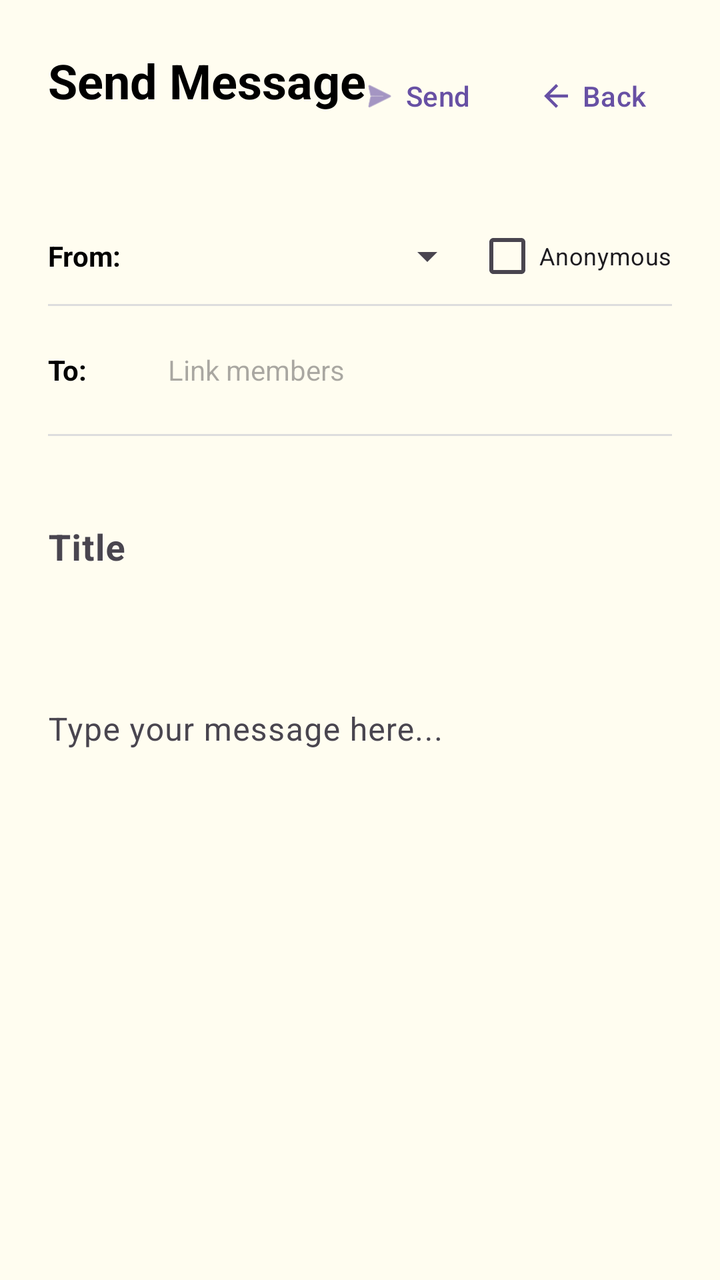
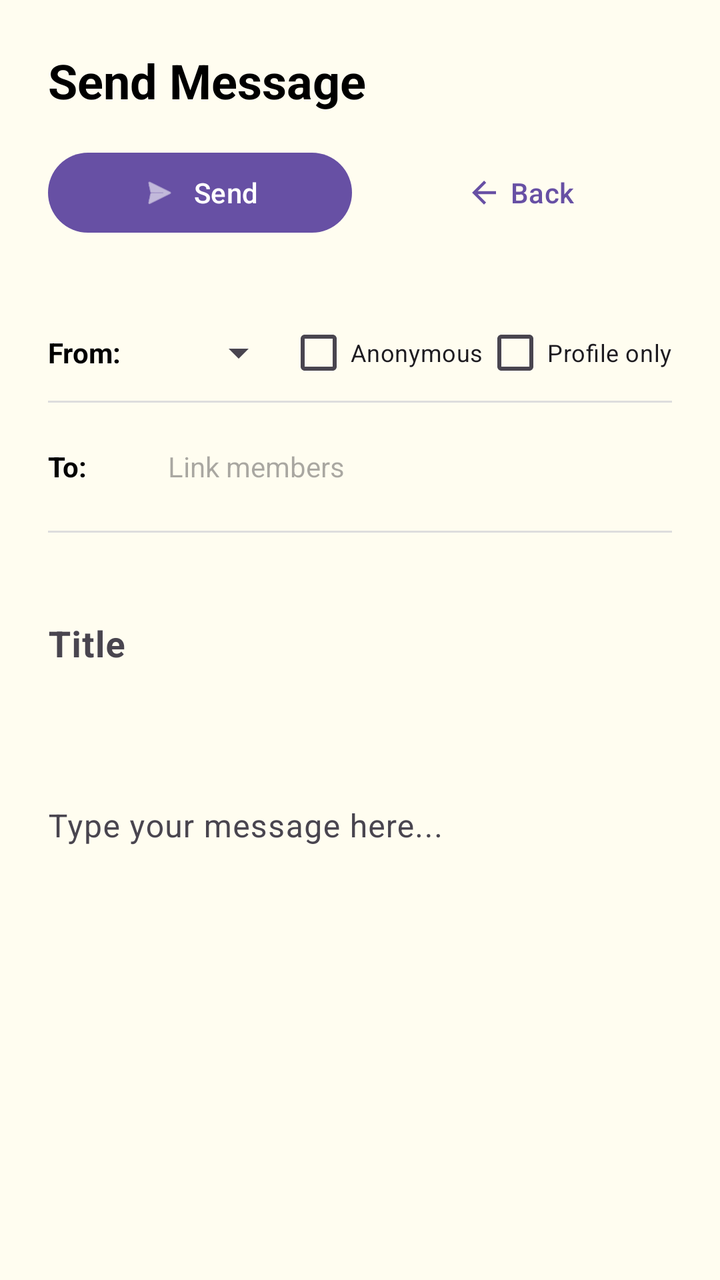

Before-and-after screenshots of an Android layout around one commit, followed by the original layout XML and the change that was made.
<!-- AndroidManifest.xml: application theme Theme.PluralApp001 -->
<!-- res/layout/activity_send_message.xml -->
<?xml version="1.0" encoding="utf-8"?>
<androidx.constraintlayout.widget.ConstraintLayout xmlns:android="http://schemas.android.com/apk/res/android"
    xmlns:app="http://schemas.android.com/apk/res-auto"
    android:layout_width="match_parent"
    android:layout_height="match_parent"
    android:fitsSystemWindows="true"
    android:background="#FFFDF0">

    <LinearLayout
        android:layout_width="match_parent"
        android:layout_height="match_parent"
        android:orientation="vertical"
        android:paddingTop="24dp"
        android:paddingStart="24dp"
        android:paddingEnd="24dp"
        android:paddingBottom="24dp">

        <RelativeLayout
            android:layout_width="match_parent"
            android:layout_height="wrap_content"
            android:layout_marginBottom="16dp">

            <TextView
                android:id="@+id/titleSendMessage"
                android:layout_width="wrap_content"
                android:layout_height="wrap_content"
                android:text="@string/dialog_send_message_title"
                android:textSize="24sp"
                android:textStyle="bold"
                android:textColor="@color/black" />

            <LinearLayout
                android:layout_width="wrap_content"
                android:layout_height="wrap_content"
                android:layout_alignParentEnd="true"
                android:orientation="horizontal"
                android:gravity="center_vertical">

                <Button
                    android:id="@+id/btnSend"
                    style="@style/Widget.Material3.Button.TextButton"
                    android:layout_width="wrap_content"
                    android:layout_height="wrap_content"
                    android:minWidth="80dp"
                    android:layout_marginEnd="8dp"
                    app:icon="@android:drawable/ic_menu_send"
                    app:iconGravity="textStart"
                    android:text="@string/action_send" />

                <Button
                    android:id="@+id/btnSendMessageBack"
                    style="@style/Widget.Material3.Button.TextButton"
                    android:layout_width="wrap_content"
                    android:layout_height="wrap_content"
                    android:minWidth="80dp"
                    app:icon="@drawable/abc_ic_ab_back_material"
                    app:iconGravity="textStart"
                    android:text="@string/back" />
            </LinearLayout>
        </RelativeLayout>

        <androidx.core.widget.NestedScrollView
            android:layout_width="match_parent"
            android:layout_height="0dp"
            android:layout_weight="1">

            <LinearLayout
                android:layout_width="match_parent"
                android:layout_height="wrap_content"
                android:orientation="vertical">

                
                <LinearLayout
                    android:layout_width="match_parent"
                    android:layout_height="wrap_content"
                    android:orientation="horizontal"
                    android:gravity="center_vertical"
                    android:layout_marginTop="16dp">

                    <TextView
                        android:layout_width="60dp"
                        android:layout_height="wrap_content"
                        android:text="@string/label_from"
                        android:textSize="14sp"
                        android:textStyle="bold"
                        android:textColor="@color/black" />

                    <Spinner
                        android:id="@+id/spinnerFrom"
                        android:layout_width="0dp"
                        android:layout_height="48dp"
                        android:layout_weight="1" />

                    <CheckBox
                        android:id="@+id/cbAnonymous"
                        android:layout_width="wrap_content"
                        android:layout_height="wrap_content"
                        android:text="@string/action_anonymous"
                        android:textSize="12sp" />
                </LinearLayout>

                <View
                    android:layout_width="match_parent"
                    android:layout_height="1dp"
                    android:background="#DDDDDD" />

                
                <LinearLayout
                    android:id="@+id/toFieldContainer"
                    android:layout_width="match_parent"
                    android:layout_height="wrap_content"
                    android:orientation="vertical"
                    android:paddingTop="8dp"
                    android:paddingBottom="8dp"
                    android:clickable="true"
                    android:focusable="true"
                    android:background="?attr/selectableItemBackground">

                    <LinearLayout
                        android:layout_width="match_parent"
                        android:layout_height="wrap_content"
                        android:orientation="horizontal"
                        android:gravity="center_vertical">

                        <TextView
                            android:layout_width="60dp"
                            android:layout_height="wrap_content"
                            android:text="@string/label_to"
                            android:textSize="14sp"
                            android:textStyle="bold"
                            android:textColor="@color/black" />

                        <TextView
                            android:id="@+id/tvSelectedTargets"
                            android:layout_width="match_parent"
                            android:layout_height="wrap_content"
                            android:minHeight="48dp"
                            android:gravity="center_vertical"
                            android:textSize="14sp"
                            android:hint="@string/action_link_members"
                            android:text=""
                            android:textColor="@color/black" />
                    </LinearLayout>
                </LinearLayout>

                <View
                    android:layout_width="match_parent"
                    android:layout_height="1dp"
                    android:background="#DDDDDD" />

                
                <com.google.android.material.textfield.TextInputLayout
                    android:id="@+id/layoutMessageTitle"
                    android:layout_width="match_parent"
                    android:layout_height="wrap_content"
                    android:layout_marginTop="16dp"
                    android:hint="@string/hint_note_title"
                    app:boxBackgroundMode="none"
                    app:boxStrokeWidth="0dp">

                    <com.google.android.material.textfield.TextInputEditText
                        android:id="@+id/editMessageTitle"
                        android:layout_width="match_parent"
                        android:layout_height="wrap_content"
                        android:paddingStart="0dp"
                        android:paddingEnd="0dp"
                        android:background="@null"
                        android:textSize="18sp"
                        android:textStyle="bold"
                        android:inputType="textCapSentences" />
                </com.google.android.material.textfield.TextInputLayout>

                
                <com.google.android.material.textfield.TextInputLayout
                    android:id="@+id/layoutMessageContent"
                    android:layout_width="match_parent"
                    android:layout_height="wrap_content"
                    android:layout_marginTop="24dp"
                    android:hint="@string/hint_message_content"
                    app:boxBackgroundMode="none"
                    app:boxStrokeWidth="0dp">

                    <com.google.android.material.textfield.TextInputEditText
                        android:id="@+id/editMessageContent"
                        android:layout_width="match_parent"
                        android:layout_height="wrap_content"
                        android:minHeight="300dp"
                        android:paddingStart="0dp"
                        android:paddingEnd="0dp"
                        android:background="@null"
                        android:gravity="top"
                        android:textSize="16sp"
                        android:inputType="textMultiLine|textCapSentences" />
                </com.google.android.material.textfield.TextInputLayout>

            </LinearLayout>
        </androidx.core.widget.NestedScrollView>

    </LinearLayout>
</androidx.constraintlayout.widget.ConstraintLayout>
<!-- resources referenced by this layout -->
<resources>
  <color name="black">#FF000000</color>
  <string name="action_anonymous">Anonymous</string>
  <string name="action_link_members">Link members</string>
  <string name="action_send">Send</string>
  <string name="back">Back</string>
  <string name="dialog_send_message_title">Send Message</string>
  <string name="hint_message_content">Type your message here...</string>
  <string name="hint_note_title">Title</string>
  <string name="label_from">From:</string>
  <string name="label_to">To:</string>
  <style name="Theme.PluralApp001" parent="Base.Theme.PluralApp001" />
  <style name="Base.Theme.PluralApp001" parent="Theme.Material3.DayNight.NoActionBar">
          
          
      </style>
</resources>

<!-- the commit's change to res/layout/activity_send_message.xml (unified diff, before → after) -->
@@ -15,7 +15,7 @@
         android:paddingEnd="24dp"
         android:paddingBottom="24dp">
 
-        <RelativeLayout
+        <androidx.constraintlayout.widget.ConstraintLayout
             android:layout_width="match_parent"
             android:layout_height="wrap_content"
             android:layout_marginBottom="16dp">
@@ -27,37 +27,43 @@
                 android:text="@string/dialog_send_message_title"
                 android:textSize="24sp"
                 android:textStyle="bold"
-                android:textColor="@color/black" />
-
-            <LinearLayout
-                android:layout_width="wrap_content"
-                android:layout_height="wrap_content"
-                android:layout_alignParentEnd="true"
-                android:orientation="horizontal"
-                android:gravity="center_vertical">
-
-                <Button
-                    android:id="@+id/btnSend"
-                    style="@style/Widget.Material3.Button.TextButton"
-                    android:layout_width="wrap_content"
-                    android:layout_height="wrap_content"
-                    android:minWidth="80dp"
-                    android:layout_marginEnd="8dp"
-                    app:icon="@android:drawable/ic_menu_send"
-                    app:iconGravity="textStart"
-                    android:text="@string/action_send" />
-
-                <Button
-                    android:id="@+id/btnSendMessageBack"
-                    style="@style/Widget.Material3.Button.TextButton"
-                    android:layout_width="wrap_content"
-                    android:layout_height="wrap_content"
-                    android:minWidth="80dp"
-                    app:icon="@drawable/abc_ic_ab_back_material"
-                    app:iconGravity="textStart"
-                    android:text="@string/back" />
-            </LinearLayout>
-        </RelativeLayout>
+                android:textColor="@color/black"
+                app:layout_constraintTop_toTopOf="parent"
+                app:layout_constraintStart_toStartOf="parent" />
+
+            <androidx.constraintlayout.helper.widget.Flow
+                android:id="@+id/flowButtonsSendMessage"
+                android:layout_width="match_parent"
+                android:layout_height="wrap_content"
+                android:layout_marginTop="16dp"
+                app:flow_maxElementsWrap="2"
+                app:flow_wrapMode="aligned"
+                app:flow_horizontalGap="8dp"
+                app:flow_verticalGap="8dp"
+                app:flow_horizontalStyle="spread"
+                app:constraint_referenced_ids="btnSend,btnSendMessageBack"
+                app:layout_constraintTop_toBottomOf="@id/titleSendMessage"
+                app:layout_constraintStart_toStartOf="parent"
+                app:layout_constraintEnd_toEndOf="parent" />
+
+            <Button
+                android:id="@+id/btnSend"
+                android:layout_width="0dp"
+                android:layout_height="wrap_content"
+                app:icon="@android:drawable/ic_menu_send"
+                app:iconGravity="textStart"
+                android:text="@string/action_send" />
+
+            <Button
+                android:id="@+id/btnSendMessageBack"
+                style="@style/Widget.Material3.Button.TextButton"
+                android:layout_width="0dp"
+                android:layout_height="wrap_content"
+                app:icon="@drawable/abc_ic_ab_back_material"
+                app:iconGravity="textStart"
+                android:text="@string/back" />
+
+        </androidx.constraintlayout.widget.ConstraintLayout>
 
         <androidx.core.widget.NestedScrollView
             android:layout_width="match_parent"
@@ -96,6 +102,13 @@
                         android:layout_width="wrap_content"
                         android:layout_height="wrap_content"
                         android:text="@string/action_anonymous"
+                        android:textSize="12sp" />
+
+                    <CheckBox
+                        android:id="@+id/cbProfileOnly"
+                        android:layout_width="wrap_content"
+                        android:layout_height="wrap_content"
+                        android:text="@string/action_profile_only"
                         android:textSize="12sp" />
                 </LinearLayout>
 
<!-- resource entries referenced after the edit -->
@@ -3,6 +3,7 @@
   <color name="black">#FF000000</color>
   <string name="action_anonymous">Anonymous</string>
   <string name="action_link_members">Link members</string>
+  <string name="action_profile_only">Profile only</string>
   <string name="action_send">Send</string>
   <string name="back">Back</string>
   <string name="dialog_send_message_title">Send Message</string>
